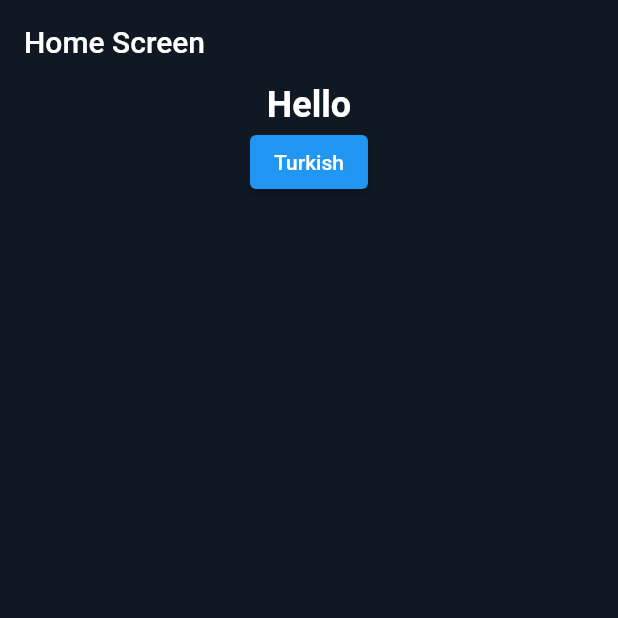
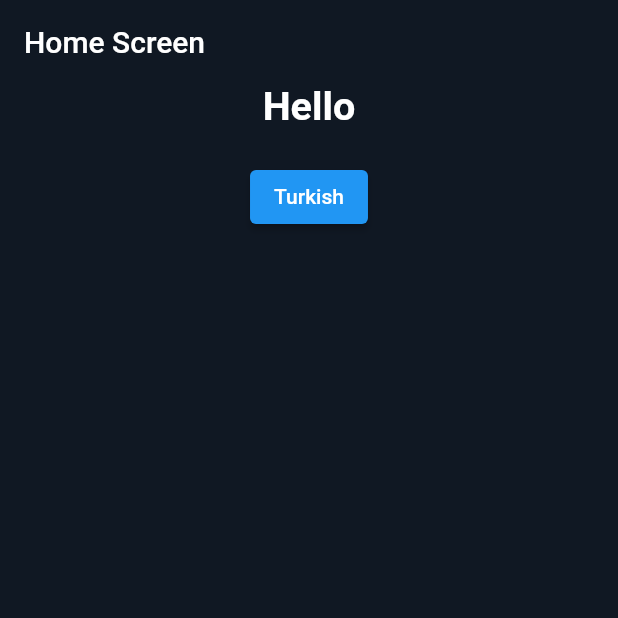
Before and after one commit to yagizdo/flutter_mobx_boilerplate, a Flutter app: the screen it shows after launch, on a phone screen of 412 x 824 dp, the top half of it. Run offline on Flutter 3.47's test engine with Material 2 defaults, Android fonts, the phone set to English and light mode, and no system bars; our stand-ins replace easy_localization, flutter_screenutil.

Commit message:
litte updates with screenutils

```diff
--- a/lib/app.dart
+++ b/lib/app.dart
@@ -10,7 +10,7 @@ class MyApp extends StatelessWidget {
   @override
   Widget build(BuildContext context) {
     return ScreenUtilInit(
-      designSize: Size(375, 812),
+      designSize: const Size(375, 812),
       builder: (BuildContext context, Widget? child) => MaterialApp(
         title: appTitle,
         theme: AppTheme().appTheme,
--- a/lib/constants/app_colors.dart
+++ b/lib/constants/app_colors.dart
@@ -1,4 +1,5 @@
 import 'package:flutter/material.dart';
+import 'package:flutter_screenutil/flutter_screenutil.dart';
 
 const black = Color(0xFF101823);
 const black_second = Colors.black;
@@ -15,7 +16,7 @@ class AppTheme {
     // Text
     textTheme: TextTheme(
       headline1: TextStyle(
-        fontSize: 24,
+        fontSize: 24.sp,
         fontWeight: FontWeight.w600,
         color: white,
   ),
--- a/lib/screens/home_screen.dart
+++ b/lib/screens/home_screen.dart
@@ -2,6 +2,7 @@ import 'package:easy_localization/easy_localization.dart';
 import 'package:flutter/material.dart';
 import 'package:flutter_basic_template/constants/app_strings.dart';
 import 'package:flutter_basic_template/localizations/locale_keys.g.dart';
+import 'package:flutter_screenutil/flutter_screenutil.dart';
 
 class HomeScreen extends StatelessWidget {
   const HomeScreen({Key? key}) : super(key: key);
@@ -18,6 +19,9 @@ class HomeScreen extends StatelessWidget {
             // Home Text
             Text(LocaleKeys.home_hello_txt.tr(),style: Theme.of(context).textTheme.headline1,),
 
+            // Sizedbox for padding
+            SizedBox(height: 20.h),
+
             // Change Language Button
             ElevatedButton(onPressed: (){
               // if lang == en change to tr else change to en
```
